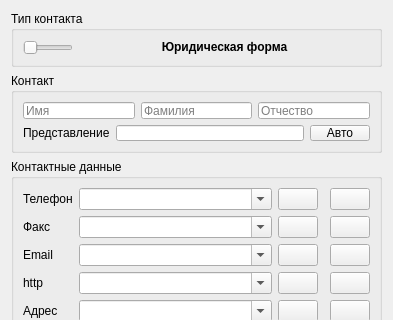
Old version of the form src/contview.ui in the repository PKEv/QontMan; both pictures show x 0 to 393 and y 0 to 320 of the 393 by 571 pixel window.
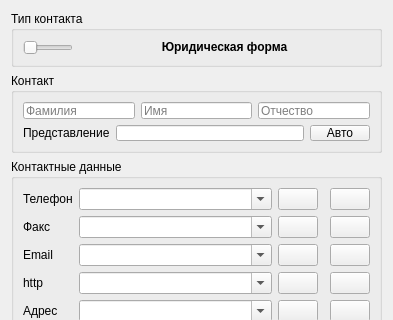
New version of the form. Icons and pictures are not drawn.

The edit to the form file:
```diff
--- a/src/contview.ui
+++ b/src/contview.ui
@@ -40,16 +40,16 @@
         <item>
          <layout class="QHBoxLayout" name="horizontalLayout">
           <item>
-           <widget class="QLineEdit" name="name1Edit">
+           <widget class="QLineEdit" name="name2Edit">
             <property name="placeholderText">
-             <string>Имя</string>
+             <string>Фамилия</string>
             </property>
            </widget>
           </item>
           <item>
-           <widget class="QLineEdit" name="name2Edit">
+           <widget class="QLineEdit" name="name1Edit">
             <property name="placeholderText">
-             <string>Фамилия</string>
+             <string>Имя</string>
             </property>
            </widget>
           </item>
```
